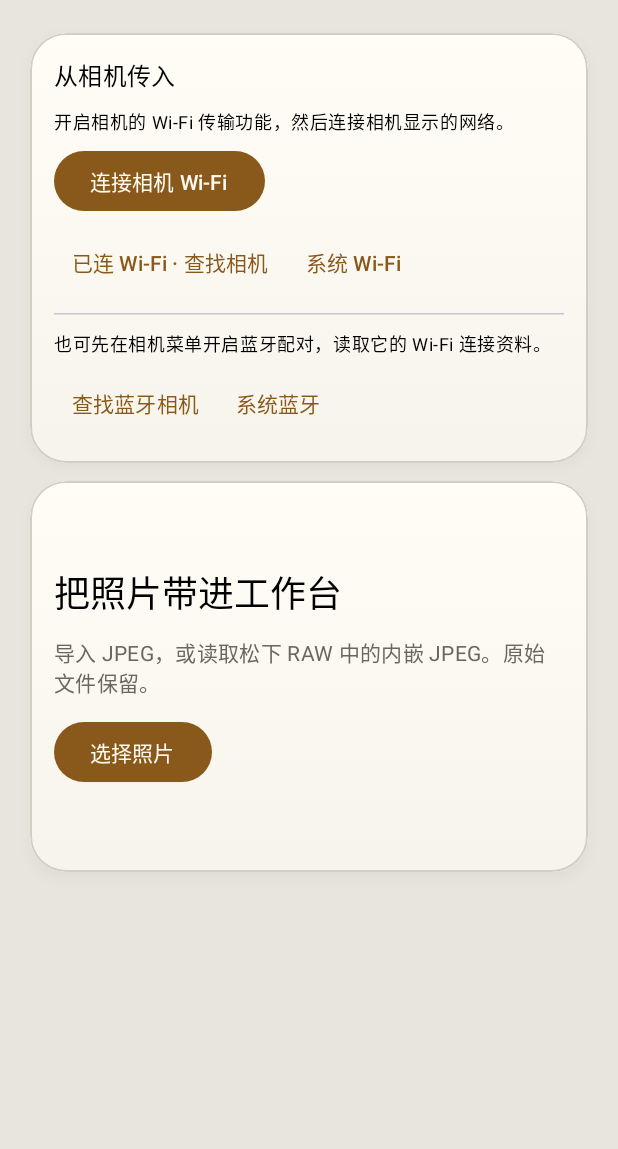
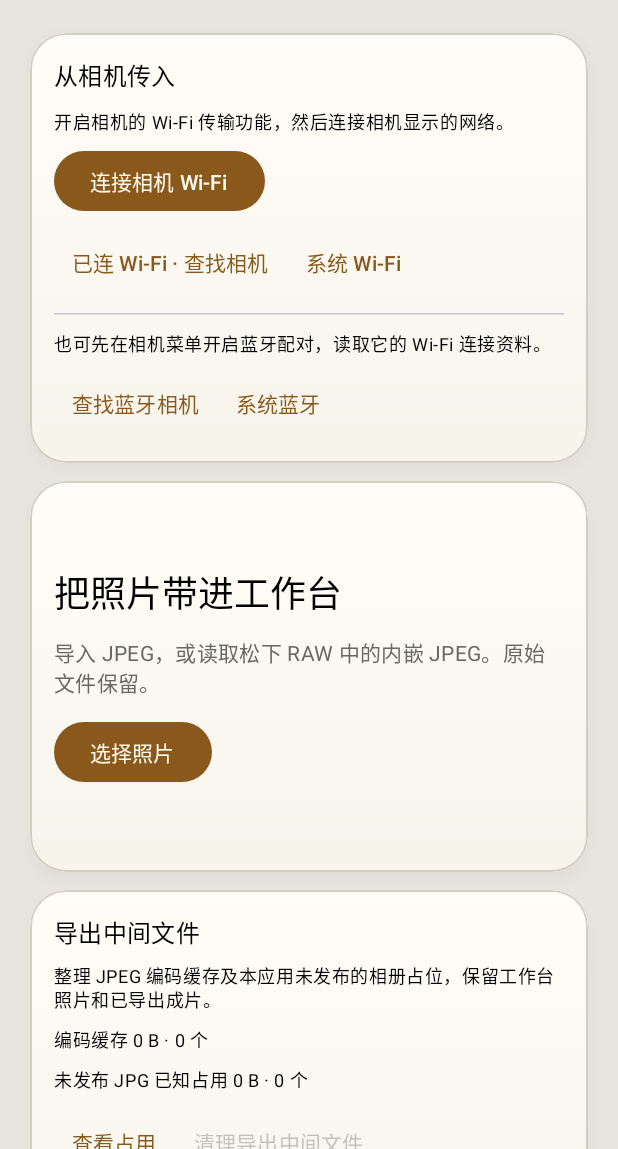
Before and after one commit to GameChicks/Lumatte, an Android app built with Jetpack Compose: the screen it shows after launch (MainActivity), on a phone screen of 412 x 824 dp, the part 87-1236 px from its top. Run offline under Robolectric (Android 15) with nearby library versions, the phone set to English and light mode, and no system bars; our stand-ins replace Room's generated code.

Commit message:
feat: manage JPEG export remnants and cancellation-safe publication

```diff
--- /dev/null
+++ b/app/src/main/kotlin/com/lumixfilmmirror/app/JpegExportCachePanel.kt
@@ -0,0 +1,40 @@
+package com.lumixfilmmirror.app
+
+import androidx.compose.foundation.layout.*
+import androidx.compose.material3.*
+import androidx.compose.runtime.Composable
+import androidx.compose.ui.Modifier
+import androidx.compose.ui.unit.dp
+import com.lumixfilmmirror.design.FilmSpacing
+import com.lumixfilmmirror.design.PaperPanel
+
+@Composable
+fun JpegExportCachePanel(state: WorkspaceState, workspace: WorkspaceViewModel) {
+    PaperPanel(Modifier.fillMaxWidth()) {
+        Column(Modifier.padding(FilmSpacing.panel), verticalArrangement = Arrangement.spacedBy(8.dp)) {
+            Text("导出中间文件", style = MaterialTheme.typography.titleMedium)
+            Text("整理 JPEG 编码缓存及本应用未发布的相册占位，保留工作台照片和已导出成片。",
+                style = MaterialTheme.typography.bodySmall)
+            state.exportCache?.let { cache ->
+                Text("编码缓存 ${storageBytes(cache.temporaryBytes)} · ${cache.temporaryFiles} 个",
+                    style = MaterialTheme.typography.bodySmall)
+                Text("未发布 JPG 已知占用 ${storageBytes(cache.pendingBytes)} · ${cache.pendingImages} 个",
+                    style = MaterialTheme.typography.bodySmall)
+                if (cache.unknownPendingSizes > 0) Text("其中 ${cache.unknownPendingSizes} 个占位的尺寸暂不可读",
+                    style = MaterialTheme.typography.labelSmall)
+                cache.problems.take(3).forEach { Text(it, color = MaterialTheme.colorScheme.error,
+                    style = MaterialTheme.typography.labelSmall) }
+                if (cache.problems.size > 3) Text("另有 ${cache.problems.size - 3} 项说明", style = MaterialTheme.typography.labelSmall)
+            }
+            Row {
+                TextButton(enabled = !state.busy, onClick = workspace::inspectExportCache) { Text("查看占用") }
+                TextButton(enabled = !state.busy && state.exportCache?.canClean == true, onClick = workspace::clearExportCache) {
+                    Text("清理导出中间文件")
+                }
+            }
+            if (state.exportCacheBusy) LinearProgressIndicator(Modifier.fillMaxWidth())
+            Text("应用恢复时会整理可识别的导出残留；自选文件夹中的文件需自行核对，不参与此清理。",
+                style = MaterialTheme.typography.labelSmall)
+        }
+    }
+}
--- a/app/src/main/kotlin/com/lumixfilmmirror/app/WorkspaceScreen.kt
+++ b/app/src/main/kotlin/com/lumixfilmmirror/app/WorkspaceScreen.kt
@@ -147,6 +147,7 @@ fun WorkspaceScreen(workspace: WorkspaceViewModel) {
                 ExportSettingsPanel(state, workspace::output, onFolder = { folder.launch(null) },
                     onGallery = { workspace.destination(ExportDestination.Gallery) })
             }
+            item { JpegExportCachePanel(state, workspace) }
             if (state.importing) item {
                 Row(verticalAlignment = Alignment.CenterVertically, horizontalArrangement = Arrangement.spacedBy(12.dp)) {
                     CircularProgressIndicator(Modifier.size(20.dp), strokeWidth = 2.dp)
--- /dev/null
+++ b/core/media/src/main/kotlin/com/lumixfilmmirror/media/JpegExportCache.kt
@@ -0,0 +1,183 @@
+package com.lumixfilmmirror.media
+
+import android.content.ContentResolver
+import android.content.ContentUris
+import android.content.Context
+import android.net.Uri
+import android.os.Bundle
+import android.os.Environment
+import android.provider.MediaStore
+import kotlinx.coroutines.CancellationException
+import kotlinx.coroutines.Dispatchers
+import kotlinx.coroutines.ensureActive
+import kotlinx.coroutines.sync.Mutex
+import kotlinx.coroutines.sync.withLock
+import kotlinx.coroutines.withContext
+import java.io.File
+import java.nio.file.Files
+import java.nio.file.LinkOption.NOFOLLOW_LINKS
+import java.util.UUID
+import kotlin.coroutines.coroutineContext
+
+/** Shared across writer instances, including a newly created ViewModel restoring the workspace. */
+internal object JpegExportAccess { val mutex = Mutex() }
+
+data class JpegExportCacheSnapshot(
+    val temporaryBytes: Long,
+    val temporaryFiles: Int,
+    val pendingBytes: Long,
+    val pendingImages: Int,
+    val unknownPendingSizes: Int,
+    val problems: List<String>,
+) {
+    val canClean: Boolean get() = temporaryFiles > 0 || pendingImages > 0
+}
+
+data class JpegExportCleanup(val temporaryFilesRemoved: Int, val pendingImagesRemoved: Int,
+    val remaining: JpegExportCacheSnapshot, val problems: List<String>)
+
+/** Only known encoder files and owned, still-pending JPEG rows. Never sweeps a chosen SAF folder. */
+class JpegExportCache(context: Context) {
+    private val context = context.applicationContext
+    private val resolver = this.context.contentResolver
+    internal val collection: Uri = MediaStore.Images.Media.getContentUri(MediaStore.VOLUME_EXTERNAL_PRIMARY)
+    internal val galleryPath = "${Environment.DIRECTORY_PICTURES}/LumixFilmMirror/"
+    private val rawDirectory = File(this.context.cacheDir, "jpeg-export")
+    private val uuid = "[0-9a-f]{8}-[0-9a-f]{4}-[0-9a-f]{4}-[0-9a-f]{4}-[0-9a-f]{12}"
+    private val temporaryName = Regex("output-(?:$uuid|-?[0-9]+)\\.jpg")
+    private val outputName = Regex("LFM-[0-9]{8}-[0-9]{6}-[0-9]{3}-(?:$uuid|[0-9a-f]{8})\\.jpg")
+    private data class Pending(val uri: Uri, val name: String, val path: String, val bytes: Long?)
+
+    internal fun newTemporaryFile(): File {
+        val directory = directory(create = true) ?: error("无法创建 JPEG 中间目录")
+        return File(directory, "output-${UUID.randomUUID()}.jpg").also {
+            check(it.createNewFile()) { "无法创建 JPEG 中间文件" }
+        }
+    }
+
+    suspend fun inspect(): JpegExportCacheSnapshot = withContext(Dispatchers.IO) {
+        JpegExportAccess.mutex.withLock { inspectUnlocked() }
+    }
+
+    suspend fun clean(): JpegExportCleanup = withContext(Dispatchers.IO) {
+        JpegExportAccess.mutex.withLock {
+            val problems = mutableListOf<String>()
+            var filesRemoved = 0
+            var imagesRemoved = 0
+            try {
+                for (file in managedFiles(problems)) {
+                    coroutineContext.ensureActive()
+                    try { if (Files.deleteIfExists(file.toPath())) filesRemoved++ }
+                    catch (error: Exception) { problems += "JPEG 中间文件未清理：${error.message.orEmpty()}" }
+                }
+            } catch (error: CancellationException) { throw error }
+            catch (error: Exception) { problems += "JPEG 中间目录未清理：${error.message.orEmpty()}" }
+            try {
+                for (row in pendingRows(problems)) {
+                    coroutineContext.ensureActive()
+                    try { imagesRemoved += discardPending(row.uri, row.name, row.path) }
+                    catch (error: CancellationException) { throw error }
+                    catch (error: Exception) { problems += "未发布 JPG 未清理：${error.message.orEmpty()}" }
+                }
+            } catch (error: CancellationException) { throw error }
+            catch (error: Exception) { problems += "无法整理未发布 JPG：${error.message.orEmpty()}" }
+            JpegExportCleanup(filesRemoved, imagesRemoved, inspectUnlocked(), problems)
+        }
+    }
+
+    /** Also used on live publication failure; predicates prevent deleting a row already made visible. */
+    internal fun discardPending(uri: Uri, name: String, path: String = galleryPath): Int {
+        require(outputName.matches(name) && path in setOf(galleryPath, galleryPath.dropLast(1)))
+        require(uri.authority == collection.authority && uri.scheme == collection.scheme &&
+            uri.pathSegments.dropLast(1) == collection.pathSegments && uri.lastPathSegment?.toLongOrNull()?.let { it > 0 } == true &&
+            uri.query == null && uri.fragment == null)
+        val removed = resolver.delete(uri,
+            "${MediaStore.MediaColumns.IS_PENDING} = 1 AND ${MediaStore.MediaColumns.OWNER_PACKAGE_NAME} = ? AND " +
+                "${MediaStore.MediaColumns.DISPLAY_NAME} = ? AND ${MediaStore.MediaColumns.RELATIVE_PATH} = ? AND " +
+                "${MediaStore.MediaColumns.MIME_TYPE} = ?",
+            arrayOf(context.packageName, name, path, "image/jpeg"))
+        check(removed in 0..1) { "未发布 JPG 清理结果异常" }
+        return removed
+    }
+
+    private suspend fun inspectUnlocked(): JpegExportCacheSnapshot {
+        val problems = mutableListOf<String>()
+        var temporaryBytes = 0L
+        var temporaryFiles = 0
+        var pendingBytes = 0L
+        var pendingImages = 0
+        var unknownSizes = 0
+        try {
+            for (file in managedFiles(problems)) {
+                coroutineContext.ensureActive()
+                temporaryBytes += Files.size(file.toPath())
+                temporaryFiles++
+            }
+        } catch (error: CancellationException) { throw error }
+        catch (error: Exception) { problems += "无法读取 JPEG 中间目录：${error.message.orEmpty()}" }
+        try {
+            for (row in pendingRows(problems)) {
+                coroutineContext.ensureActive()
+                pendingImages++
+                if (row.bytes == null) unknownSizes++ else pendingBytes += row.bytes
+            }
+        } catch (error: CancellationException) { throw error }
+        catch (error: Exception) { problems += "无法读取未发布 JPG：${error.message.orEmpty()}" }
+        return JpegExportCacheSnapshot(temporaryBytes, temporaryFiles, pendingBytes, pendingImages, unknownSizes, problems)
+    }
+
+    private fun directory(create: Boolean): File? {
+        check(!Files.isSymbolicLink(rawDirectory.toPath())) { "JPEG 中间目录是链接，未整理" }
+        if (!Files.exists(rawDirectory.toPath(), NOFOLLOW_LINKS)) {
+            if (!create) return null
+            check(rawDirectory.mkdirs() || rawDirectory.isDirectory) { "无法创建 JPEG 中间目录" }
+        }
+        check(Files.isDirectory(rawDirectory.toPath(), NOFOLLOW_LINKS)) { "JPEG 中间目录不可用" }
+        val directory = rawDirectory.canonicalFile
+        check(directory.parentFile == context.cacheDir.canonicalFile) { "JPEG 中间目录地址异常" }
+        return directory
+    }
+
+    private fun managedFiles(problems: MutableList<String>): List<File> {
+        val directory = directory(create = false) ?: return emptyList()
+        return (directory.listFiles() ?: error("无法读取 JPEG 中间目录")).filter { file ->
+            val known = temporaryName.matches(file.name) && Files.isRegularFile(file.toPath(), NOFOLLOW_LINKS) &&
+                file.canonicalFile.parentFile == directory
+            if (!known) problems += "JPEG 中间目录包含未识别项目，已保留"
+            known
+        }
+    }
+
+    private suspend fun pendingRows(problems: MutableList<String>): List<Pending> {
+        val options = Bundle().apply {
+            putInt(MediaStore.QUERY_ARG_MATCH_PENDING, MediaStore.MATCH_INCLUDE)
+            putString(ContentResolver.QUERY_ARG_SQL_SELECTION,
+                "${MediaStore.MediaColumns.IS_PENDING} = 1 AND ${MediaStore.MediaColumns.OWNER_PACKAGE_NAME} = ? AND " +
+                    "(${MediaStore.MediaColumns.RELATIVE_PATH} = ? OR ${MediaStore.MediaColumns.RELATIVE_PATH} = ?) AND " +
+                    "${MediaStore.MediaColumns.MIME_TYPE} = ?")
+            putStringArray(ContentResolver.QUERY_ARG_SQL_SELECTION_ARGS,
+                arrayOf(context.packageName, galleryPath, galleryPath.dropLast(1), "image/jpeg"))
+        }
+        val projection = arrayOf(MediaStore.MediaColumns._ID, MediaStore.MediaColumns.DISPLAY_NAME,
+            MediaStore.MediaColumns.RELATIVE_PATH, MediaStore.MediaColumns.OWNER_PACKAGE_NAME,
+            MediaStore.MediaColumns.IS_PENDING, MediaStore.MediaColumns.MIME_TYPE)
+        return resolver.query(collection, projection, options, null)?.use { cursor ->
+            buildList {
+                while (cursor.moveToNext()) {
+                    coroutineContext.ensureActive()
+                    val name = cursor.getString(1).orEmpty()
+                    val path = cursor.getString(2).orEmpty()
+                    check(cursor.getString(3) == context.packageName && cursor.getInt(4) == 1 &&
+                        cursor.getString(5) == "image/jpeg" && path in setOf(galleryPath, galleryPath.dropLast(1))) {
+                        "未发布 JPG 范围不匹配，未清理"
+                    }
+                    if (!outputName.matches(name)) { problems += "相册中存在未识别的未发布 JPG，已保留"; continue }
+                    val uri = ContentUris.withAppendedId(collection, cursor.getLong(0))
+                    val bytes = try { resolver.openFileDescriptor(uri, "r")?.use { it.statSize }?.takeIf { it >= 0 } }
+                        catch (_: Exception) { null }
+                    add(Pending(uri, name, path, bytes))
+                }
+            }
+        } ?: error("无法读取相册 JPG 记录")
+    }
+}
```
Also changed, not shown: app/src/main/kotlin/com/lumixfilmmirror/app/WorkspaceViewModel.kt (+40 -8 lines), core/media/src/main/kotlin/com/lumixfilmmirror/media/JpegOutputWriter.kt (+73 -17 lines), 4 other files.
